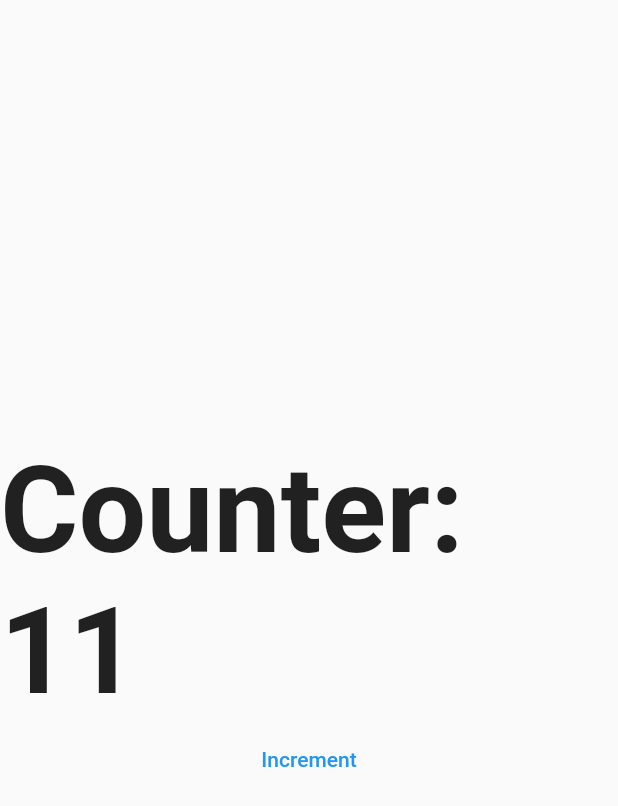
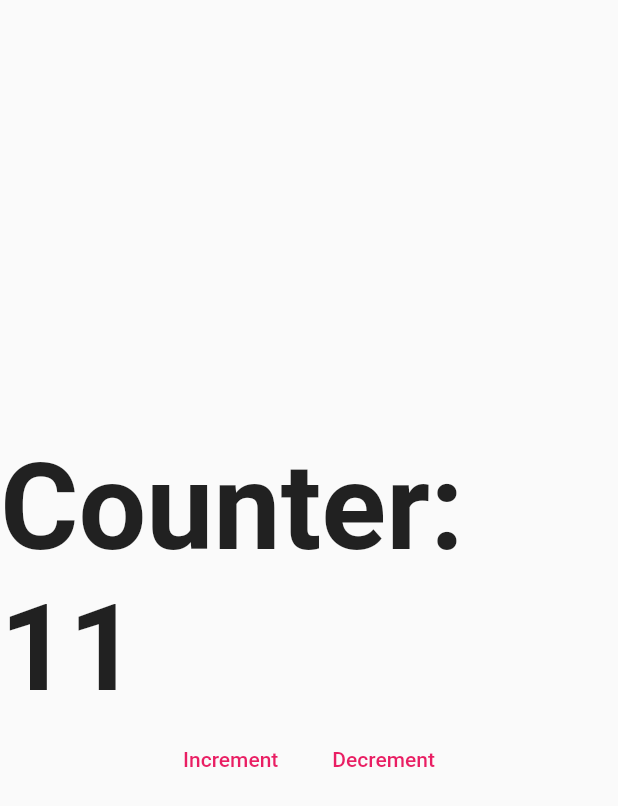
Before and after one commit to elfgodd/Flutter-Web-Bootcamp, a Flutter app: the screen it shows after launch, after a tap on "Increment", on a phone screen of 412 x 824 dp. Shown: the top 806 px of the screen. Run offline on Flutter 3.47's test engine with Material 2 defaults, Android fonts, the phone set to English and light mode, and no system bars.

```diff
--- a/01-basic/lib/ui/pages/counter_page.dart
+++ b/01-basic/lib/ui/pages/counter_page.dart
@@ -1,4 +1,6 @@
 import 'package:flutter/material.dart';
+
+import 'package:basic/ui/shared/custom_flat_button.dart';
 
 class CounterPage extends StatefulWidget {
   @override
@@ -21,14 +23,19 @@ class _CounterPageState extends State<CounterPage> {
               fontWeight: FontWeight.bold,
             ),
           ),
-          TextButton(
-            onPressed: () {
-              setState(() {
-                counter++;
-              });
-            },
-            child: Text('Increment'),
-          ),
+          Row(
+            mainAxisAlignment: MainAxisAlignment.center,
+            children: [
+              CustomFlatButton(
+                text: 'Increment',
+                onPressed: () => setState(() => counter++),
+              ),
+              CustomFlatButton(
+                text: 'Decrement',
+                onPressed: () => setState(() => counter--),
+              ),
+            ],
+          )
         ],
       ),
     );
--- /dev/null
+++ b/01-basic/lib/ui/shared/custom_flat_button.dart
@@ -0,0 +1,28 @@
+import 'package:flutter/material.dart';
+
+class CustomFlatButton extends StatelessWidget {
+  final String text;
+  final Color color;
+  final Function onPressed;
+
+  const CustomFlatButton({
+    super.key,
+    required this.text,
+    required this.onPressed,
+    this.color = Colors.pink,
+  });
+
+  @override
+  Widget build(BuildContext context) {
+    return TextButton(
+      style: TextButton.styleFrom(
+        primary: this.color,
+      ),
+      onPressed: () => this.onPressed(),
+      child: Padding(
+        padding: const EdgeInsets.all(10.0),
+        child: Text(this.text),
+      ),
+    );
+  }
+}
```
